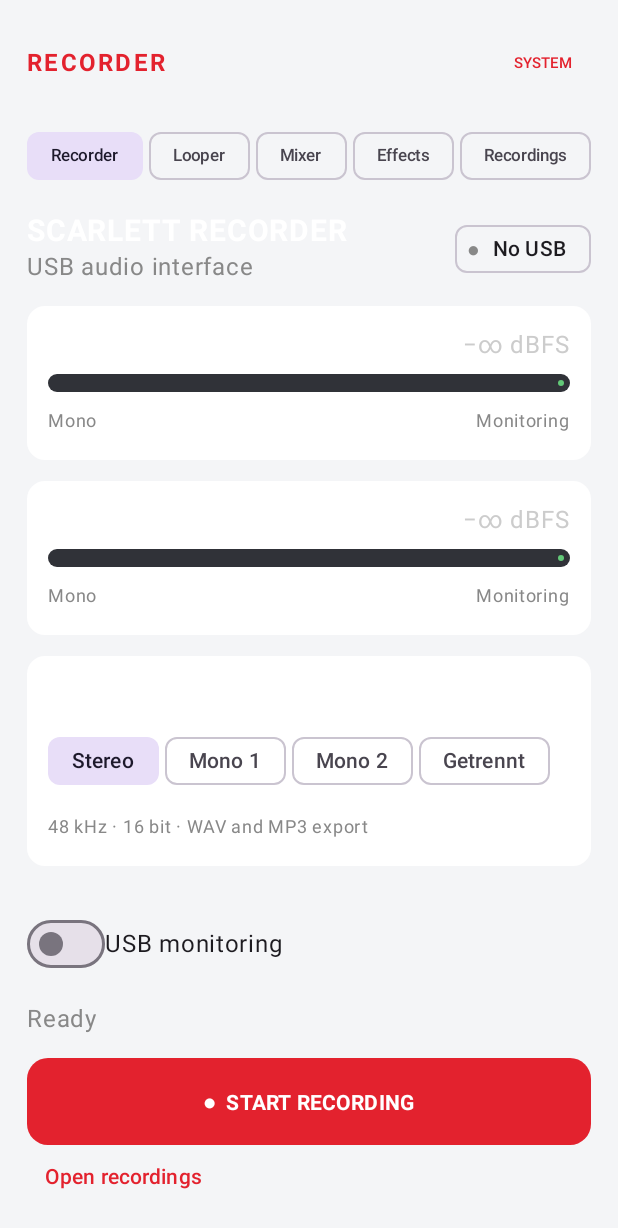
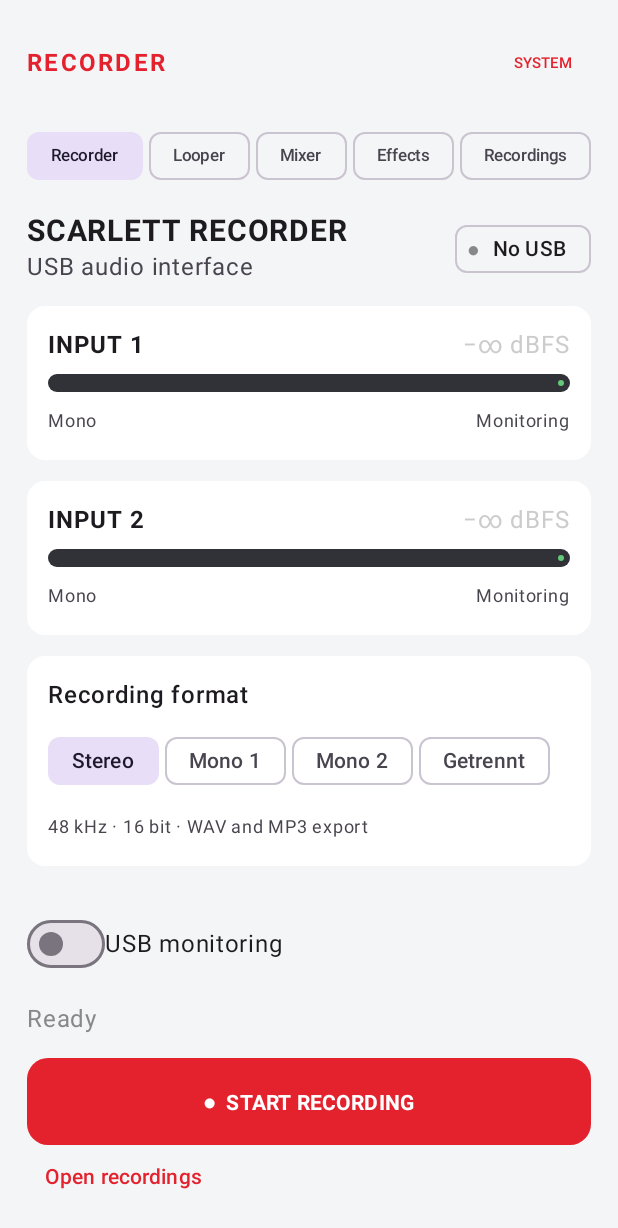
Before and after one commit to maxpanpater-lang/ScarletAPK, an Android app built with Jetpack Compose: the screen it shows after launch (MainActivity), on a phone screen of 412 x 824 dp. Shown: the top 1228 px of the screen. Run offline under Robolectric (Android 15) with nearby library versions, the phone set to English and light mode, and no system bars.

Commit message:
Use complete light and dark theme surface colors

```diff
--- a/app/src/main/kotlin/de/maxgraue/scarlettrecorder/MainActivity.kt
+++ b/app/src/main/kotlin/de/maxgraue/scarlettrecorder/MainActivity.kt
@@ -141,17 +141,17 @@ class MainActivity : ComponentActivity() {
                 if (page == "Effects") { EffectsPage(recorder); return@Column }
                 if (page == "Recordings") { TextButton(onClick = { showRecordings = true }) { Text("Open recordings") }; return@Column }
                 Row(Modifier.fillMaxWidth(), horizontalArrangement = Arrangement.SpaceBetween, verticalAlignment = Alignment.CenterVertically) {
-                    Column { Text("SCARLETT RECORDER", color = Color.White, fontWeight = FontWeight.Bold, fontSize = 20.sp); Text("USB audio interface", color = Color.Gray) }
+                    Column { Text("SCARLETT RECORDER", color = MaterialTheme.colorScheme.onSurface, fontWeight = FontWeight.Bold, fontSize = 20.sp); Text("USB audio interface", color = MaterialTheme.colorScheme.onSurfaceVariant) }
                     val device by usbAudio.device.collectAsState()
                     AssistChip(onClick = { usbAudio.refresh() }, label = { Text(if (device == null) "No USB" else "USB ✓") }, leadingIcon = { Text("●", color = if (device == null) Color.Gray else Scarlett) })
                 }
                 ChannelMeter("INPUT 1", "Mono", levels.first)
                 ChannelMeter("INPUT 2", "Mono", levels.second)
-                Card(Modifier.fillMaxWidth(), colors = CardDefaults.cardColors(containerColor = Card)) {
+                Card(Modifier.fillMaxWidth(), colors = CardDefaults.cardColors(containerColor = MaterialTheme.colorScheme.surface)) {
                     Column(Modifier.padding(14.dp), verticalArrangement = Arrangement.spacedBy(8.dp)) {
-                        Text("Recording format", color = Color.White, fontWeight = FontWeight.SemiBold)
+                        Text("Recording format", color = MaterialTheme.colorScheme.onSurface, fontWeight = FontWeight.SemiBold)
                         Row(horizontalArrangement = Arrangement.spacedBy(4.dp)) { listOf("Stereo", "Mono 1", "Mono 2", "Getrennt").forEach { value -> FilterChip(enabled = !recording, selected = mode == value, onClick = { mode = value }, label = { Text(value) }) } }
-                        Text("48 kHz · 16 bit · WAV and MP3 export", color = Color.Gray, fontSize = 12.sp)
+                        Text("48 kHz · 16 bit · WAV and MP3 export", color = MaterialTheme.colorScheme.onSurfaceVariant, fontSize = 12.sp)
                     }
                 }
                 Spacer(Modifier.weight(1f))
@@ -191,11 +191,11 @@ class MainActivity : ComponentActivity() {
     val slotStates = remember { mutableStateListOf(*Array(4) { LooperState.IDLE }) }
     val slotLengths = remember { mutableStateListOf(*Array(4) { 0f }) }
 
-    Card(Modifier.fillMaxWidth(), colors = CardDefaults.cardColors(containerColor = Card)) {
+    Card(Modifier.fillMaxWidth(), colors = CardDefaults.cardColors(containerColor = MaterialTheme.colorScheme.surface)) {
         Column(Modifier.padding(16.dp), verticalArrangement = Arrangement.spacedBy(12.dp)) {
-            Text("LIVE LOOPER", color = Color.White, fontSize = 22.sp, fontWeight = FontWeight.Bold)
-            Text("Tap: record/stop · double-tap: overdub · hold: delete", color = Color.Gray, fontSize = 12.sp)
-            Text("BPM ${bpm.toInt()}", color = Color.White)
+            Text("LIVE LOOPER", color = MaterialTheme.colorScheme.onSurface, fontSize = 22.sp, fontWeight = FontWeight.Bold)
+            Text("Tap: record/stop · double-tap: overdub · hold: delete", color = MaterialTheme.colorScheme.onSurfaceVariant, fontSize = 12.sp)
+            Text("BPM ${bpm.toInt()}", color = MaterialTheme.colorScheme.onSurface)
             Slider(value = bpm, onValueChange = { bpm = it; looper.bpm = it }, valueRange = 40f..220f)
 
             Row(Modifier.fillMaxWidth(), horizontalArrangement = Arrangement.spacedBy(8.dp)) {
@@ -239,7 +239,7 @@ class MainActivity : ComponentActivity() {
                                     }
                                 )
                             }
-                            .background(if (active) Color(0xFF3B2025) else Card, RoundedCornerShape(18.dp)),
+                            .background(if (active) Color(0xFF3B2025) else MaterialTheme.colorScheme.surface, RoundedCornerShape(18.dp)),
                         contentAlignment = Alignment.Center
                     ) {
                         Canvas(Modifier.fillMaxSize().padding(6.dp)) {
@@ -248,15 +248,15 @@ class MainActivity : ComponentActivity() {
                             drawArc(if (slotStates[slot] == LooperState.RECORDING) Scarlett else Color(0xFF62C978), -90f, sweep, false, style = Stroke(10f, cap = StrokeCap.Round))
                         }
                         Column(horizontalAlignment = Alignment.CenterHorizontally) {
-                            Text("${slot + 1}", color = Color.White, fontSize = 22.sp, fontWeight = FontWeight.Bold)
+                            Text("${slot + 1}", color = MaterialTheme.colorScheme.onSurface, fontSize = 22.sp, fontWeight = FontWeight.Bold)
                             Text(slotStates[slot].name, color = Color.LightGray, fontSize = 9.sp)
                         }
                     }
                 }
             }
             Row(Modifier.fillMaxWidth(), horizontalArrangement = Arrangement.SpaceBetween) {
-                Text("Selected loop: ${selectedSlot + 1}", color = Color.Gray)
-                Text("${"%.2f".format(length)} s", color = Color.Gray)
+                Text("Selected loop: ${selectedSlot + 1}", color = MaterialTheme.colorScheme.onSurfaceVariant)
+                Text("${"%.2f".format(length)} s", color = MaterialTheme.colorScheme.onSurfaceVariant)
             }
             Row(horizontalArrangement = Arrangement.spacedBy(8.dp)) {
                 Button(onClick = { metronomeOn = !metronomeOn; looper.metronomeEnabled = metronomeOn; looper.bpm = bpm }) {
@@ -268,23 +268,23 @@ class MainActivity : ComponentActivity() {
                     slotLengths[selectedSlot] = 0f
                 }) { Text("CLEAR") }
             }
-            Text("State: ${state.name} · Loop length: ${"%.2f".format(length)} s", color = Color.Gray)
+            Text("State: ${state.name} · Loop length: ${"%.2f".format(length)} s", color = MaterialTheme.colorScheme.onSurfaceVariant)
         }
     }
 }
 
 @Composable private fun MixerPage() {
-    Card(Modifier.fillMaxWidth(), colors = CardDefaults.cardColors(containerColor = Card)) { Column(Modifier.padding(16.dp), verticalArrangement = Arrangement.spacedBy(12.dp)) { Text("LOOP MIXER", color = Color.White, fontSize = 22.sp, fontWeight = FontWeight.Bold); listOf("Loop 1", "Loop 2", "Loop 3", "Monitoring").forEach { name -> Row(verticalAlignment = Alignment.CenterVertically) { Text(name, Modifier.width(100.dp), color = Color.White); Slider(value = .8f, onValueChange = {}, modifier = Modifier.weight(1f)); TextButton(onClick = {}) { Text("MUTE") }; TextButton(onClick = {}) { Text("SOLO") } } } } }
+    Card(Modifier.fillMaxWidth(), colors = CardDefaults.cardColors(containerColor = MaterialTheme.colorScheme.surface)) { Column(Modifier.padding(16.dp), verticalArrangement = Arrangement.spacedBy(12.dp)) { Text("LOOP MIXER", color = MaterialTheme.colorScheme.onSurface, fontSize = 22.sp, fontWeight = FontWeight.Bold); listOf("Loop 1", "Loop 2", "Loop 3", "Monitoring").forEach { name -> Row(verticalAlignment = Alignment.CenterVertically) { Text(name, Modifier.width(100.dp), color = MaterialTheme.colorScheme.onSurface); Slider(value = .8f, onValueChange = {}, modifier = Modifier.weight(1f)); TextButton(onClick = {}) { Text("MUTE") }; TextButton(onClick = {}) { Text("SOLO") } } } } }
 }
 
-@Composable private fun EffectsPage(recorder: AudioRecorder) { Card(Modifier.fillMaxWidth(), colors = CardDefaults.cardColors(containerColor = Card)) { Column(Modifier.padding(16.dp), verticalArrangement = Arrangement.spacedBy(12.dp)) { Text("EFFECTS", color = Color.White, fontSize = 22.sp, fontWeight = FontWeight.Bold); Text("EQ and compressor controls will be connected to the monitoring DSP in the next audio-engine pass.", color = Color.Gray); Text("Monitoring currently uses the direct low-latency USB path.", color = Color.Gray) } } }
+@Composable private fun EffectsPage(recorder: AudioRecorder) { Card(Modifier.fillMaxWidth(), colors = CardDefaults.cardColors(containerColor = MaterialTheme.colorScheme.surface)) { Column(Modifier.padding(16.dp), verticalArrangement = Arrangement.spacedBy(12.dp)) { Text("EFFECTS", color = MaterialTheme.colorScheme.onSurface, fontSize = 22.sp, fontWeight = FontWeight.Bold); Text("EQ and compressor controls will be connected to the monitoring DSP in the next audio-engine pass.", color = MaterialTheme.colorScheme.onSurfaceVariant); Text("Monitoring currently uses the direct low-latency USB path.", color = MaterialTheme.colorScheme.onSurfaceVariant) } } }
 
 @Composable private fun ChannelMeter(name: String, type: String, level: Float) {
-    Card(Modifier.fillMaxWidth(), colors = CardDefaults.cardColors(containerColor = Card)) {
+    Card(Modifier.fillMaxWidth(), colors = CardDefaults.cardColors(containerColor = MaterialTheme.colorScheme.surface)) {
         Column(Modifier.padding(14.dp), verticalArrangement = Arrangement.spacedBy(7.dp)) {
-            Row(Modifier.fillMaxWidth(), horizontalArrangement = Arrangement.SpaceBetween) { Text(name, color = Color.White, fontWeight = FontWeight.Bold); Text(if (level > 0f) "%.1f dBFS".format(20 * kotlin.math.log10(level)) else "−∞ dBFS", color = Color.LightGray) }
+            Row(Modifier.fillMaxWidth(), horizontalArrangement = Arrangement.SpaceBetween) { Text(name, color = MaterialTheme.colorScheme.onSurface, fontWeight = FontWeight.Bold); Text(if (level > 0f) "%.1f dBFS".format(20 * kotlin.math.log10(level)) else "−∞ dBFS", color = Color.LightGray) }
             LinearProgressIndicator(progress = { level }, modifier = Modifier.fillMaxWidth().height(12.dp), color = if (level > .85f) Color.Red else Color(0xFF62C978), trackColor = Color(0xFF303238))
-            Row(Modifier.fillMaxWidth(), horizontalArrangement = Arrangement.SpaceBetween) { Text(type, color = Color.Gray, fontSize = 12.sp); Text("Monitoring", color = Color.Gray, fontSize = 12.sp) }
+            Row(Modifier.fillMaxWidth(), horizontalArrangement = Arrangement.SpaceBetween) { Text(type, color = MaterialTheme.colorScheme.onSurfaceVariant, fontSize = 12.sp); Text("Monitoring", color = MaterialTheme.colorScheme.onSurfaceVariant, fontSize = 12.sp) }
         }
     }
 }
```
